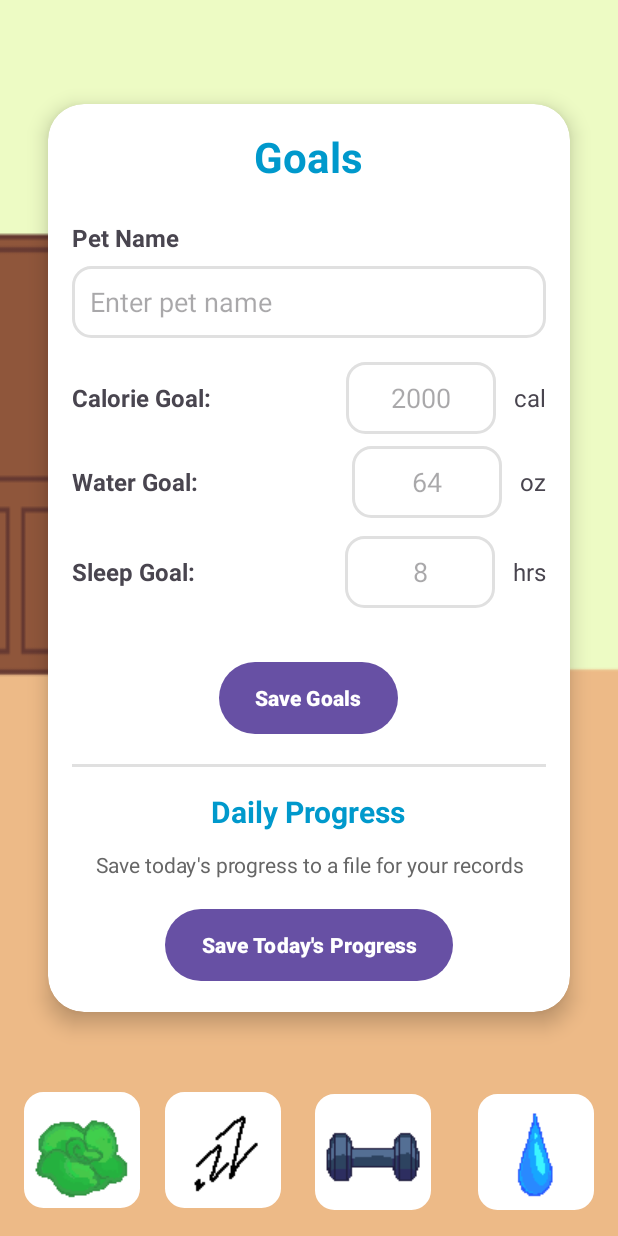
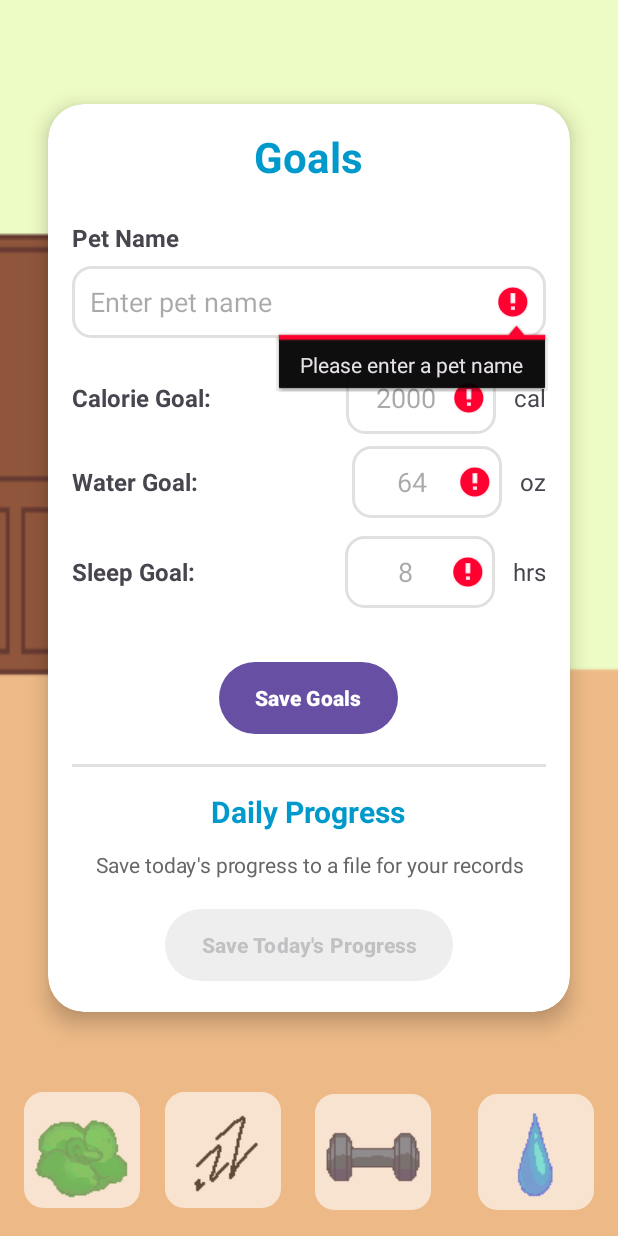
Before and after one commit to UTSA-CS-3443/FitPet, an Android app: the screen it shows after launch (GoalsActivity), after a tap on "Save Goals", on a phone screen of 412 x 824 dp. Run offline under Robolectric (Android 15) with nearby library versions, the phone set to English and light mode, and no system bars.

Commit message:
Made it so the user is unable to press Water/Sleep/Water/Exercise/Save Progress buttons until the pet name and all goals have been set. Included setError ! symbol to help the user identify which areas need to be entered.

```diff
--- a/app/src/main/java/edu/utsa/cs3443/fitpetdraft1/GoalsActivity.java
+++ b/app/src/main/java/edu/utsa/cs3443/fitpetdraft1/GoalsActivity.java
@@ -1,10 +1,10 @@
 package edu.utsa.cs3443.fitpetdraft1;
 
+import android.content.Intent;
 import android.content.SharedPreferences;
 import android.os.Bundle;
 import android.widget.Button;
 import android.widget.EditText;
-import android.content.Intent;
 import android.widget.Toast;
 
 import androidx.appcompat.app.AppCompatActivity;
@@ -15,6 +15,8 @@ public class GoalsActivity extends AppCompatActivity {
 
     private SharedPreferences prefs;
 
+    private Button foodButton, sleepButton, exerciseButton, waterButton, saveProgressButton;
+
     @Override
     protected void onCreate(Bundle savedInstanceState) {
         super.onCreate(savedInstanceState);
@@ -22,79 +24,87 @@ public class GoalsActivity extends AppCompatActivity {
 
         prefs = getSharedPreferences("FitPetPrefs", MODE_PRIVATE);
 
-        EditText petNameInput = findViewById(R.id.petNameInput);
-        EditText calorieGoalInput = findViewById(R.id.calorieGoalInput);
-        EditText waterGoalInput = findViewById(R.id.waterGoalInput);
-        EditText sleepGoalInput = findViewById(R.id.sleepGoalInput);
-        Button enterButton = findViewById(R.id.enterButton);
-        Button saveProgressButton = findViewById(R.id.saveProgressButton);
+        EditText petNameInput      = findViewById(R.id.petNameInput);
+        EditText calorieGoalInput  = findViewById(R.id.calorieGoalInput);
+        EditText waterGoalInput    = findViewById(R.id.waterGoalInput);
+        EditText sleepGoalInput    = findViewById(R.id.sleepGoalInput);
+        Button enterButton         = findViewById(R.id.enterButton);
+        saveProgressButton         = findViewById(R.id.saveProgressButton);
 
-        // set current values
+        foodButton     = findViewById(R.id.foodButton);
+        sleepButton    = findViewById(R.id.sleepButton);
+        exerciseButton = findViewById(R.id.exerciseButton);
+        waterButton    = findViewById(R.id.waterButton);
+
+        setBottomButtonsEnabled(isGoalsSet());
+        setSaveProgressEnabled(isGoalsSet());
+
+
         if (Main.getUserGoals() != null) {
             calorieGoalInput.setText(String.valueOf(Main.getUserGoals().getFoodGoalCalories()));
             waterGoalInput.setText(String.valueOf(Main.getUserGoals().getWaterGoalOz()));
             sleepGoalInput.setText(String.valueOf(Main.getUserGoals().getSleepGoalHours()));
         }
-
         if (Main.getPet() != null) {
             String petName = prefs.getString("petName", "Zuzu");
-            if (!petName.isEmpty()) {
-                petNameInput.setText(petName);
-            }
+            if (!petName.isEmpty()) petNameInput.setText(petName);
         }
 
         enterButton.setOnClickListener(v -> {
-            String petName = petNameInput.getText().toString();
-            String calorieStr = calorieGoalInput.getText().toString();
-            String waterStr = waterGoalInput.getText().toString();
-            String sleepStr = sleepGoalInput.getText().toString();
+            String petName   = petNameInput.getText().toString().trim();
+            String calorieStr= calorieGoalInput.getText().toString().trim();
+            String waterStr  = waterGoalInput.getText().toString().trim();
+            String sleepStr  = sleepGoalInput.getText().toString().trim();
+
+            boolean hasError = false;
 
             if (petName.isEmpty()) {
-                petName = "Zuzu";
+                petNameInput.setError("Please enter a pet name");
+                hasError = true;
             }
 
-            int calorieGoal;
-            int waterGoal;
-            int sleepGoal;
-
-            // validate inputs
+            int calorieGoal = 0;
             if (calorieStr.isEmpty()) {
-                Toast.makeText(this, "Please enter calorie goal", Toast.LENGTH_SHORT).show();
-                return;
+                calorieGoalInput.setError("Please enter calorie goal");
+                hasError = true;
             } else {
-                try {
-                    calorieGoal = Integer.parseInt(calorieStr);
-                } catch (NumberFormatException e) {
-                    Toast.makeText(this, "Invalid calorie goal", Toast.LENGTH_SHORT).show();
-                    return;
+                try { calorieGoal = Integer.parseInt(calorieStr); }
+                catch (NumberFormatException e) {
+                    calorieGoalInput.setError("Invalid calorie goal");
+                    hasError = true;
                 }
             }
 
+            int waterGoal = 0;
             if (waterStr.isEmpty()) {
-                Toast.makeText(this, "Please enter water goal", Toast.LENGTH_SHORT).show();
-                return;
+                waterGoalInput.setError("Please enter water goal");
+                hasError = true;
             } else {
-                try {
-                    waterGoal = Integer.parseInt(waterStr);
-                } catch (NumberFormatException e) {
-                    Toast.makeText(this, "Invalid water goal", Toast.LENGTH_SHORT).show();
-                    return;
+                try { waterGoal = Integer.parseInt(waterStr); }
+                catch (NumberFormatException e) {
+                    waterGoalInput.setError("Invalid water goal");
+                    hasError = true;
                 }
             }
 
+            int sleepGoal = 0;
             if (sleepStr.isEmpty()) {
-                Toast.makeText(this, "Please enter sleep goal", Toast.LENGTH_SHORT).show();
-                return;
+                sleepGoalInput.setError("Please enter sleep goal");
+                hasError = true;
             } else {
-                try {
-                    sleepGoal = Integer.parseInt(sleepStr);
-                } catch (NumberFormatException e) {
-                    Toast.makeText(this, "Invalid sleep goal", Toast.LENGTH_SHORT).show();
-                    return;
+                try { sleepGoal = Integer.parseInt(sleepStr); }
+                catch (NumberFormatException e) {
+                    sleepGoalInput.setError("Invalid sleep goal");
+                    hasError = true;
                 }
             }
 
-            int exerciseGoal = 300;
+            if (hasError) {
+                Toast.makeText(this, "Please fix the errors above", Toast.LENGTH_SHORT).show();
+                return;
+            }
+
+            int exerciseGoal = 0;
 
             SharedPreferences.Editor editor = prefs.edit();
             editor.putString("petName", petName);
@@ -106,7 +116,13 @@ public class GoalsActivity extends AppCompatActivity {
 
             Main.initializePet(petName);
             Main.initializeUserGoals(waterGoal, sleepGoal, exerciseGoal, calorieGoal);
+
             Toast.makeText(this, "Goals saved successfully!", Toast.LENGTH_SHORT).show();
+
+
+            setBottomButtonsEnabled(true);
+            setSaveProgressEnabled(true);
+
 
             Intent intent = new Intent(this, MainActivity.class);
             intent.setFlags(Intent.FLAG_ACTIVITY_CLEAR_TOP | Intent.FLAG_ACTIVITY_NEW_TASK);
@@ -114,13 +130,10 @@ public class GoalsActivity extends AppCompatActivity {
             finish();
         });
 
+
         saveProgressButton.setOnClickListener(v -> {
             try {
                 DayManager.checkAndHandleNewDay(this);
-            } catch (IOException e) {
-                throw new RuntimeException(e);
-            }
-            try {
                 DayManager.saveCurrentDayToFile(this);
                 Toast.makeText(this, "Progress saved successfully!", Toast.LENGTH_SHORT).show();
             } catch (IOException e) {
@@ -128,14 +141,57 @@ public class GoalsActivity extends AppCompatActivity {
             }
         });
 
-        Button foodButton = findViewById(R.id.foodButton);
-        Button sleepButton = findViewById(R.id.sleepButton);
-        Button exerciseButton = findViewById(R.id.exerciseButton);
-        Button waterButton = findViewById(R.id.waterButton);
 
         foodButton.setOnClickListener(v -> startActivity(new Intent(this, FoodActivity.class)));
         sleepButton.setOnClickListener(v -> startActivity(new Intent(this, SleepActivity.class)));
         exerciseButton.setOnClickListener(v -> startActivity(new Intent(this, ExerciseActivity.class)));
         waterButton.setOnClickListener(v -> startActivity(new Intent(this, WaterActivity.class)));
     }
+
+    @Override
+    protected void onResume() {
+        super.onResume();
+        setBottomButtonsEnabled(isGoalsSet());
+        setSaveProgressEnabled(isGoalsSet());
+    }
+
+    private void setBottomButtonsEnabled(boolean enabled) {
+        foodButton.setEnabled(enabled);
+        sleepButton.setEnabled(enabled);
+        exerciseButton.setEnabled(enabled);
+        waterButton.setEnabled(enabled);
+
+
+        float alpha;
+        if(enabled){
+            alpha = 1f;
+        } else {
+            alpha = 0.6f;
+        }
+        foodButton.setAlpha(alpha);
+        sleepButton.setAlpha(alpha);
+        exerciseButton.setAlpha(alpha);
+        waterButton.setAlpha(alpha);
+
+    }
+
+    private void setSaveProgressEnabled(boolean enabled) {
+        saveProgressButton.setEnabled(enabled);
+
+        float alpha;
+        if(enabled){
+            alpha = 1f;
+        } else {
+            alpha = 0.6f;
+        }
+        saveProgressButton.setAlpha(alpha);
+    }
+
+    private boolean isGoalsSet() {
+        String pet  = prefs.getString("petName", "");
+        int cal     = prefs.getInt("calorieGoal", 0);
+        int water   = prefs.getInt("waterGoal", 0);
+        int sleep   = prefs.getInt("sleepGoal", 0);
+        return !pet.isEmpty() && cal > 0 && water > 0 && sleep > 0;
+    }
 }
```
